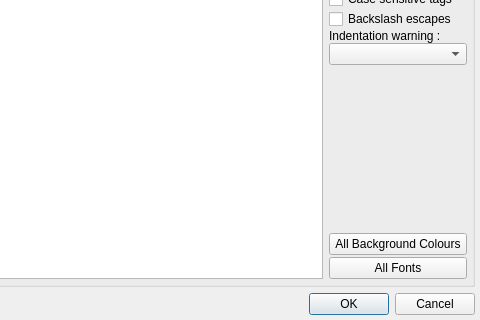
Before: the Qt Designer form v2/branches/dev/monkey/src/maininterface/ui/UISettings.ui in testmana2/mks, drawn with Qt 5; both pictures show x 267 to 747 and y 406 to 726 of the 747 by 726 pixel window.
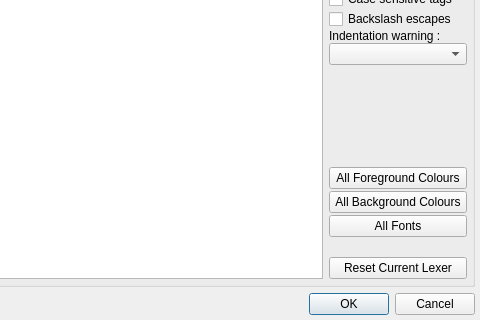
After: the same form once the commit is applied. The open tabs and pages were chosen to show the change.

Diff of the .ui file:
```diff
--- a/v2/branches/dev/monkey/src/maininterface/ui/UISettings.ui
+++ b/v2/branches/dev/monkey/src/maininterface/ui/UISettings.ui
@@ -2086,7 +2086,14 @@
                <number>2</number>
               </property>
               <item>
-               <widget class="QPushButton" name="pbSyntaxHighlightingAllBackgroundColours" >
+               <widget class="QPushButton" name="pbLexerAllForeground" >
+                <property name="text" >
+                 <string>All Foreground Colours</string>
+                </property>
+               </widget>
+              </item>
+              <item>
+               <widget class="QPushButton" name="pbLexerAllBackground" >
                 <property name="text" >
                  <string>All Background Colours</string>
                 </property>
@@ -2101,6 +2108,29 @@
               </item>
              </layout>
             </item>
+            <item>
+             <spacer>
+              <property name="orientation" >
+               <enum>Qt::Vertical</enum>
+              </property>
+              <property name="sizeType" >
+               <enum>QSizePolicy::Fixed</enum>
+              </property>
+              <property name="sizeHint" >
+               <size>
+                <width>20</width>
+                <height>20</height>
+               </size>
+              </property>
+             </spacer>
+            </item>
+            <item>
+             <widget class="QPushButton" name="pbLexerReset" >
+              <property name="text" >
+               <string>Reset Current Lexer</string>
+              </property>
+             </widget>
+            </item>
            </layout>
           </item>
          </layout>
```
Left out of the diff: 52 changed lines with no effect on the pictures.
